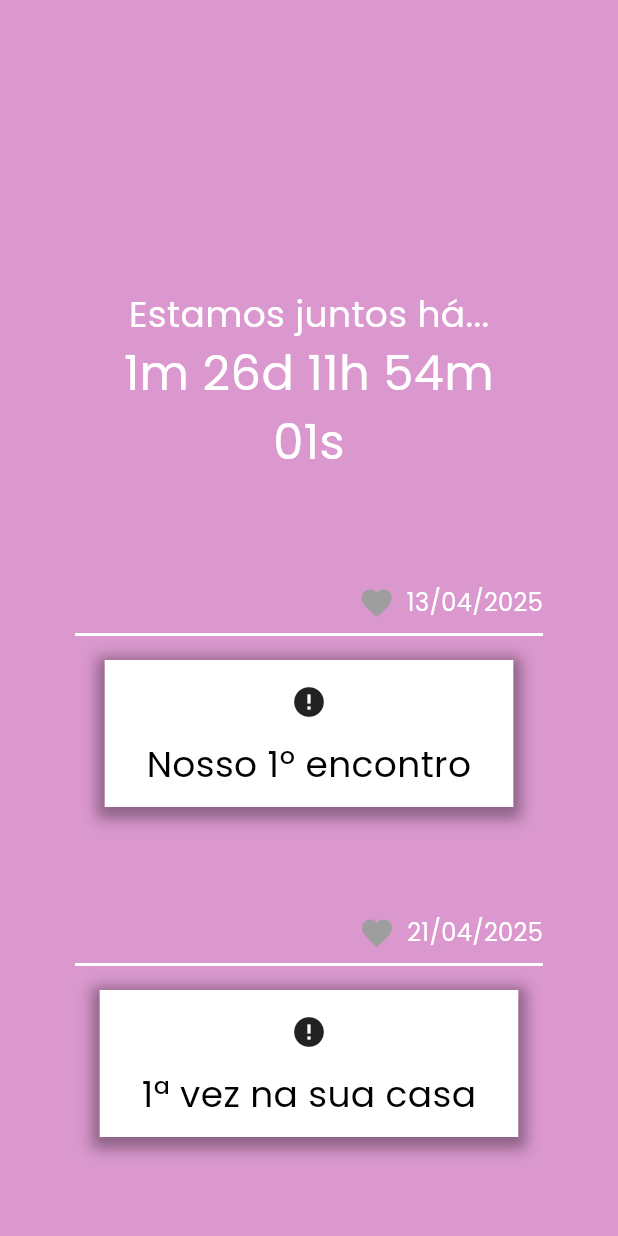
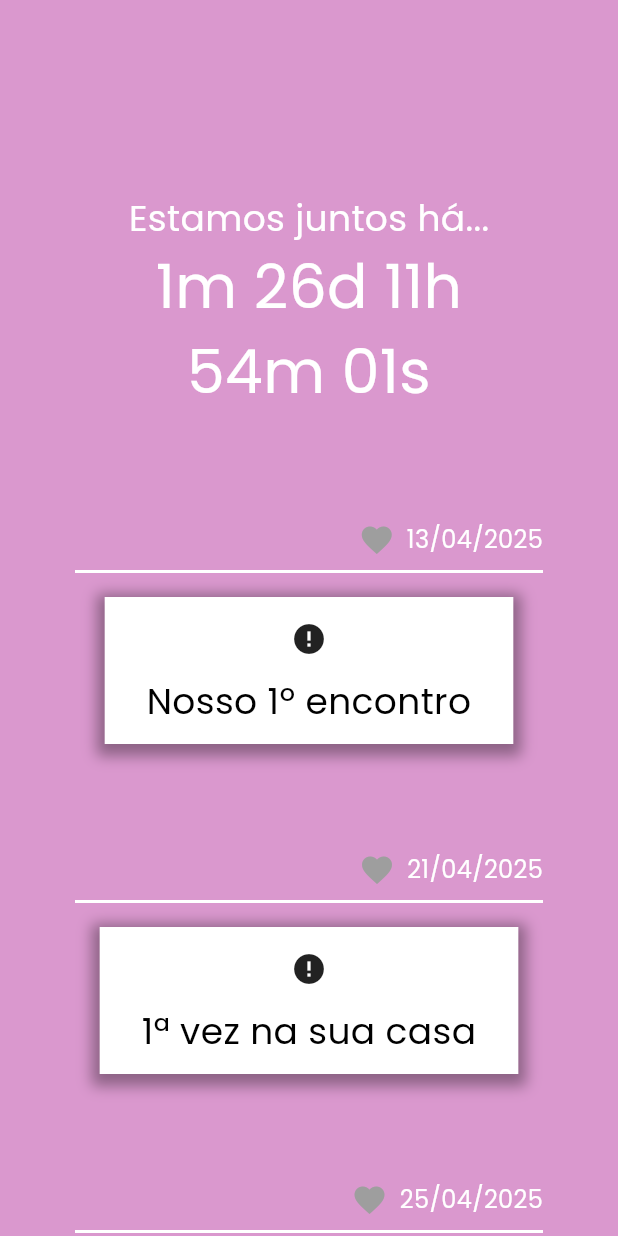
Before and after one commit to andre-rabreu/andre_e_elisa, a Flutter app: the HomePage screen opened by its route, on a phone screen of 412 x 824 dp. Run offline on Flutter 3.47's test engine with Material 3 defaults, Android fonts, the phone set to English and light mode, and no system bars; drawn by our look-alikes of like_button; our stand-ins replace google_fonts; network calls fail.

Commit message:
ajustes finos

```diff
--- a/lib/pages/home_page.dart
+++ b/lib/pages/home_page.dart
@@ -1,3 +1,4 @@
+import 'package:andre_e_elisa/breakpoints.dart';
 import 'package:andre_e_elisa/widgets/clock_widget.dart';
 import 'package:andre_e_elisa/widgets/timeline_entry_widget.dart';
 import 'package:flutter/material.dart';
@@ -78,10 +79,16 @@ class _HomePageState extends State<HomePage> {
             margin: const EdgeInsets.symmetric(horizontal: 40.0),
             child: Column(
               children: <Widget>[
-                SizedBox(height: 192),
+                SizedBox(height: 128),
                 Text(
                   'Estamos juntos há...',
-                  style: TextStyle(color: Colors.white, fontSize: 24),
+                  style: TextStyle(
+                    color: Colors.white,
+                    fontSize:
+                        MediaQuery.of(context).size.width > breakpointMobile
+                        ? 32
+                        : 24,
+                  ),
                 ),
                 Padding(
                   padding: const EdgeInsets.symmetric(horizontal: 16.0),
--- a/lib/widgets/clock_widget.dart
+++ b/lib/widgets/clock_widget.dart
@@ -77,7 +77,7 @@ class _ClockWidgetState extends State<ClockWidget>
         color: Colors.white,
         fontSize: MediaQuery.of(context).size.width > breakpointMobile
             ? 64
-            : 32,
+            : 40,
       ),
     );
   }
```
